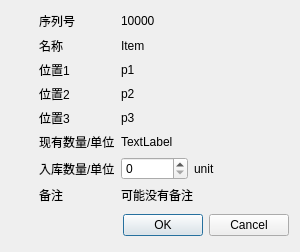
Above: StorageManager/DlgCheckIn.ui from huqng/StorageManager before the change. Below: the same form after it.
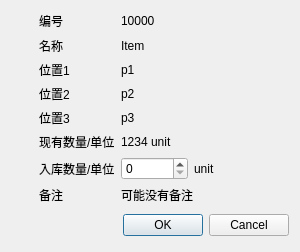
That is the form after the change.

```diff
--- a/StorageManager/DlgCheckIn.ui
+++ b/StorageManager/DlgCheckIn.ui
@@ -7,7 +7,7 @@
     <x>0</x>
     <y>0</y>
     <width>300</width>
-    <height>239</height>
+    <height>252</height>
    </rect>
   </property>
   <property name="windowTitle">
@@ -74,7 +74,7 @@
      <item row="0" column="1">
       <widget class="QLabel" name="label">
        <property name="text">
-        <string>序列号</string>
+        <string>编号</string>
        </property>
       </widget>
      </item>
@@ -174,7 +174,7 @@
      <item row="5" column="2">
       <widget class="QLabel" name="labelCurrentQuantityUnit">
        <property name="text">
-        <string>TextLabel</string>
+        <string>1234 unit</string>
        </property>
       </widget>
      </item>
```
